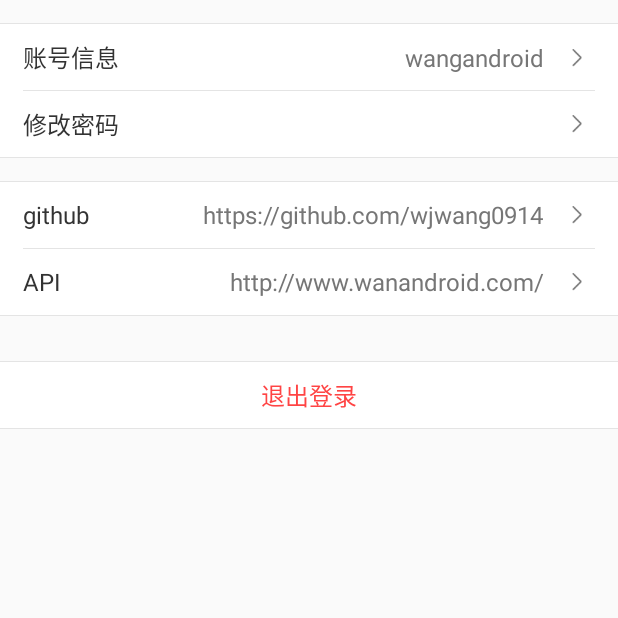
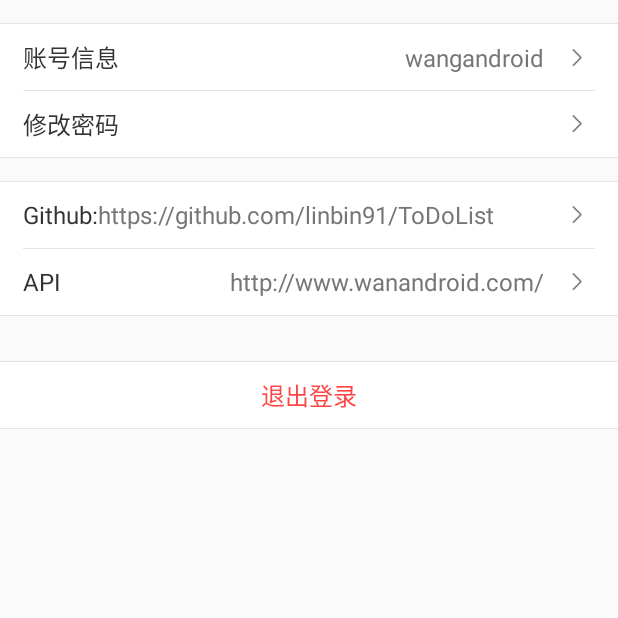
Before and after one commit to linbin91/ToDoList, an Android app: the fragment SettingFragment shown on its own in the app's theme, on a phone screen of 412 x 824 dp, the top half of it. Run offline under Robolectric (Android 15) with nearby library versions, the phone set to English and light mode, and no system bars; our stand-ins replace ButterKnife.

Commit message:
添加GitHub地址

```diff
--- a/app/src/main/res/layout/fragment_setting.xml
+++ b/app/src/main/res/layout/fragment_setting.xml
@@ -84,17 +84,19 @@
             android:paddingTop="10dp"
             android:paddingBottom="10dp">
             <TextView
-                android:layout_width="0dp"
+                android:layout_width="wrap_content"
                 android:layout_height="wrap_content"
-                android:layout_weight="1"
                 android:textColor="#333333"
                 android:textSize="16sp"
+                android:singleLine="true"
                 android:text="@string/my_github_name"/>
             <TextView
-                android:layout_width="wrap_content"
+                android:layout_weight="1"
+                android:layout_width="0dp"
                 android:layout_height="wrap_content"
                 android:textColor="#767676"
                 android:textSize="16sp"
+                android:singleLine="true"
                 android:drawableRight="@mipmap/arrow_right"
                 android:gravity="center_vertical"
                 android:drawablePadding="10dp"
@@ -111,7 +113,7 @@
             android:paddingTop="10dp"
             android:paddingBottom="10dp">
             <TextView
-                android:layout_width="0dp"
+                android:layout_width="wrap_content"
                 android:layout_height="wrap_content"
                 android:layout_weight="1"
                 android:textColor="#333333"
--- a/app/src/main/res/values/strings.xml
+++ b/app/src/main/res/values/strings.xml
@@ -32,8 +32,8 @@
     <string name="done_todo_date">完成时间：%s</string>
     <string name="account_name">账号信息</string>
     <string name="modify_password">修改密码</string>
-    <string name="my_github_url">https://github.com/wjwang0914</string>
-    <string name="my_github_name">github</string>
+    <string name="my_github_url">https://github.com/linbin91/ToDoList</string>
+    <string name="my_github_name">Github:</string>
     <string name="api_support_name">API</string>
     <string name="api_support_url">http://www.wanandroid.com/</string>
     <string name="no_text">本宝宝暂时还没有想到详细信息</string>
```
